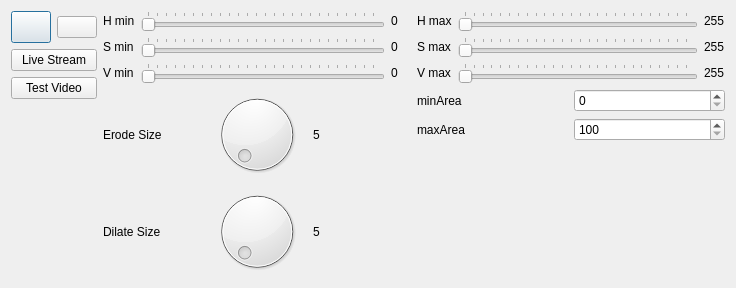
The window that KiteControl-Qt/imageprocessing.ui (adrienemery/zenith-wind-power) describes before a commit, drawn with Qt 5.
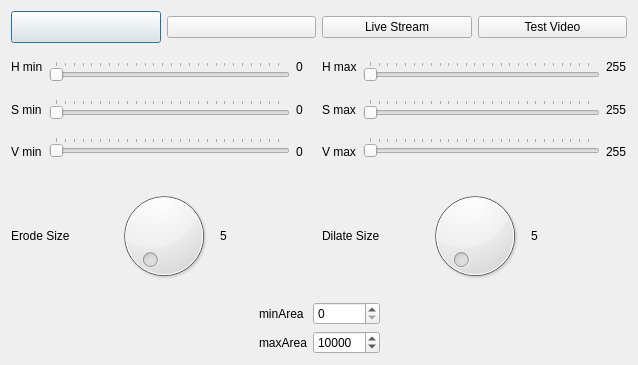
The same window after the commit. Icons and pictures are not drawn.

Commit message: a few UI updates for imageprocessing.ui There seems to be a bug that crashes the program when stopping stream and starting stream a few times

The edit to the form file:
```diff
--- a/KiteControl-Qt/imageprocessing.ui
+++ b/KiteControl-Qt/imageprocessing.ui
@@ -6,19 +6,19 @@
    <rect>
     <x>0</x>
     <y>0</y>
-    <width>736</width>
-    <height>288</height>
+    <width>638</width>
+    <height>365</height>
    </rect>
   </property>
   <property name="windowTitle">
    <string>Dialog</string>
   </property>
+  <layout class="QVBoxLayout" name="verticalLayout_12">
+   <item>
+    <layout class="QVBoxLayout" name="verticalLayout_9">
+     <item>
   <layout class="QHBoxLayout" name="horizontalLayout_10">
    <item>
-    <layout class="QHBoxLayout" name="horizontalLayout_9">
-     <item>
-      <layout class="QVBoxLayout" name="verticalLayout_15">
-       <item>
         <layout class="QHBoxLayout" name="horizontalLayout_7">
          <item>
           <widget class="QPushButton" name="playPause_pushButton">
@@ -69,7 +69,7 @@
         </layout>
        </item>
        <item>
-        <layout class="QVBoxLayout" name="verticalLayout_14">
+        <layout class="QHBoxLayout" name="horizontalLayout_9">
          <item>
           <widget class="QPushButton" name="startStream_pushButton">
            <property name="text">
@@ -104,25 +104,14 @@
            </property>
           </widget>
          </item>
-         <item>
-          <spacer name="verticalSpacer_2">
-           <property name="orientation">
-            <enum>Qt::Vertical</enum>
-           </property>
-           <property name="sizeHint" stdset="0">
-            <size>
-             <width>20</width>
-             <height>40</height>
-            </size>
-           </property>
-          </spacer>
-         </item>
         </layout>
        </item>
       </layout>
      </item>
      <item>
-      <layout class="QVBoxLayout" name="verticalLayout_13">
+      <layout class="QVBoxLayout" name="verticalLayout_6">
+       <item>
+        <layout class="QVBoxLayout" name="verticalLayout_5">
        <item>
         <layout class="QHBoxLayout" name="horizontalLayout_3">
          <item>
@@ -340,12 +329,10 @@
         </layout>
        </item>
        <item>
+          <layout class="QHBoxLayout" name="horizontalLayout_6">
+           <item>
         <layout class="QHBoxLayout" name="horizontalLayout_8">
          <item>
-          <layout class="QHBoxLayout" name="horizontalLayout_4">
-           <item>
-            <layout class="QVBoxLayout" name="verticalLayout_9">
-             <item>
               <widget class="QLabel" name="label">
                <property name="text">
                 <string>Erode Size</string>
@@ -353,17 +340,6 @@
               </widget>
              </item>
              <item>
-              <widget class="QLabel" name="label_2">
-               <property name="text">
-                <string>Dilate Size</string>
-               </property>
-              </widget>
-             </item>
-            </layout>
-           </item>
-           <item>
-            <layout class="QVBoxLayout" name="verticalLayout_6">
-             <item>
               <widget class="QDial" name="erode_dial">
                <property name="whatsThis">
                 <string>set Erode Size</string>
@@ -380,6 +356,24 @@
               </widget>
              </item>
              <item>
+              <widget class="QLabel" name="erode_label">
+               <property name="text">
+                <string>5</string>
+               </property>
+              </widget>
+             </item>
+            </layout>
+           </item>
+           <item>
+            <layout class="QHBoxLayout" name="horizontalLayout_4">
+             <item>
+              <widget class="QLabel" name="label_2">
+               <property name="text">
+                <string>Dilate Size</string>
+               </property>
+              </widget>
+             </item>
+             <item>
               <widget class="QDial" name="dilate_dial">
                <property name="whatsThis">
                 <string>set Dilate Size</string>
@@ -395,17 +389,6 @@
                </property>
               </widget>
              </item>
-            </layout>
-           </item>
-           <item>
-            <layout class="QVBoxLayout" name="verticalLayout_5">
-             <item>
-              <widget class="QLabel" name="erode_label">
-               <property name="text">
-                <string>5</string>
-               </property>
-              </widget>
-             </item>
              <item>
               <widget class="QLabel" name="dilate_label">
                <property name="text">
@@ -417,12 +400,23 @@
            </item>
           </layout>
          </item>
-         <item>
-          <layout class="QHBoxLayout" name="horizontalLayout_6">
-           <item>
-            <layout class="QVBoxLayout" name="verticalLayout_12">
+        </layout>
+       </item>
              <item>
               <layout class="QHBoxLayout" name="horizontalLayout_5">
+         <item>
+          <spacer name="horizontalSpacer">
+           <property name="orientation">
+            <enum>Qt::Horizontal</enum>
+           </property>
+           <property name="sizeHint" stdset="0">
+            <size>
+             <width>20</width>
+             <height>20</height>
+            </size>
+           </property>
+          </spacer>
+         </item>
                <item>
                 <layout class="QVBoxLayout" name="verticalLayout_11">
                  <item>
@@ -458,21 +452,22 @@
                    <property name="maximum">
                     <number>100000</number>
                    </property>
+             <property name="value">
+              <number>10000</number>
+             </property>
                   </widget>
                  </item>
                 </layout>
                </item>
-              </layout>
-             </item>
              <item>
-              <spacer name="verticalSpacer">
+          <spacer name="horizontalSpacer_2">
                <property name="orientation">
-                <enum>Qt::Vertical</enum>
+            <enum>Qt::Horizontal</enum>
                </property>
                <property name="sizeHint" stdset="0">
                 <size>
-                 <width>20</width>
-                 <height>40</height>
+             <width>40</width>
+             <height>20</height>
                 </size>
                </property>
               </spacer>
@@ -484,10 +479,9 @@
         </layout>
        </item>
       </layout>
-     </item>
-    </layout>
-   </item>
-  </layout>
+  <zorder></zorder>
+  <zorder>dilate_dial</zorder>
+  <zorder></zorder>
  </widget>
  <resources>
   <include location="MyResources.qrc"/>
```
Lines whose indentation alone changed are shown as unchanged. The commit also changes 3 other files.
